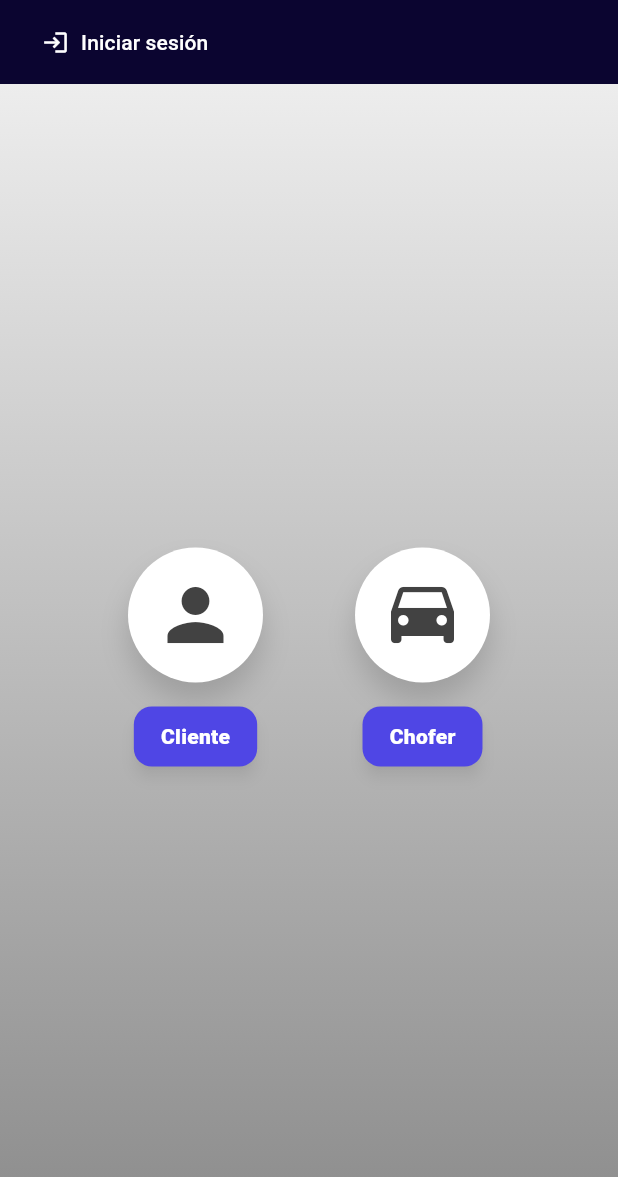
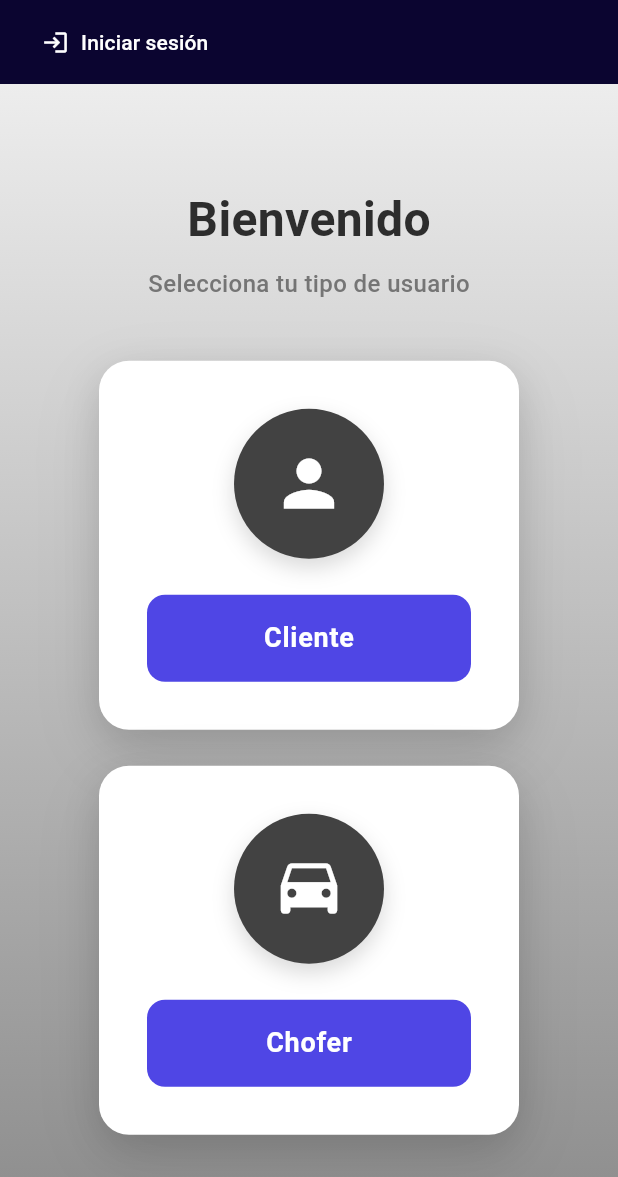
Before and after one commit to DiegoIgles/flutter-prueba, a Flutter app: the screen it shows after launch, on a phone screen of 412 x 824 dp. Shown: the top 1177 px of the screen. Run offline on Flutter 3.47's test engine with Material 3 defaults, Android fonts, the phone set to English and light mode, and no system bars; our stand-ins replace location.

Commit message:
home_page vertical

```diff
--- a/lib/pages/home_page.dart
+++ b/lib/pages/home_page.dart
@@ -43,13 +43,30 @@ class HomePage extends StatelessWidget {
           ),
         ),
         child: Center(
-          child: ConstrainedBox(
-            constraints: const BoxConstraints(maxWidth: 480),
+          child: SingleChildScrollView(
             child: Padding(
-              padding: const EdgeInsets.symmetric(horizontal: 24),
-              child: Row(
-                mainAxisAlignment: MainAxisAlignment.spaceEvenly,
+              padding: const EdgeInsets.symmetric(horizontal: 32, vertical: 20),
+              child: Column(
+                mainAxisAlignment: MainAxisAlignment.center,
                 children: [
+                  const Text(
+                    'Bienvenido',
+                    style: TextStyle(
+                      fontSize: 32,
+                      fontWeight: FontWeight.bold,
+                      color: Color(0xFF2D2D2D),
+                    ),
+                  ),
+                  const SizedBox(height: 8),
+                  Text(
+                    'Selecciona tu tipo de usuario',
+                    style: TextStyle(
+                      fontSize: 16,
+                      color: Colors.grey.shade600,
+                      fontWeight: FontWeight.w500,
+                    ),
+                  ),
+                  const SizedBox(height: 40),
                   _RoleCard(
                     icon: Icons.person,
                     label: 'Cliente',
@@ -57,17 +74,21 @@ class HomePage extends StatelessWidget {
                     onTap: () {
                       Navigator.push(
                         context,
-                        MaterialPageRoute(builder: (_) => const ClienteLoginPage()),
+                        MaterialPageRoute(
+                            builder: (_) => const ClienteLoginPage()),
                       );
                     },
                   ),
+                  const SizedBox(height: 24),
                   _RoleCard(
                     icon: Icons.drive_eta,
                     label: 'Chofer',
                     color: purple,
                     onTap: () {
                       ScaffoldMessenger.of(context).showSnackBar(
-                        const SnackBar(content: Text('Login de chofer aún no implementado')),
+                        const SnackBar(
+                            content:
+                                Text('Login de chofer aún no implementado')),
                       );
                     },
                   ),
@@ -96,47 +117,74 @@ class _RoleCard extends StatelessWidget {
 
   @override
   Widget build(BuildContext context) {
-    return Column(
+    return Container(
+      width: 280,
+      margin: const EdgeInsets.symmetric(horizontal: 16),
+      decoration: BoxDecoration(
+        color: Colors.white,
+        borderRadius: BorderRadius.circular(20),
+        boxShadow: [
+          BoxShadow(
+            blurRadius: 20,
+            offset: const Offset(0, 8),
+            color: Colors.black.withOpacity(0.12),
+          ),
+          BoxShadow(
+            blurRadius: 40,
+            offset: const Offset(0, 16),
+            color: Colors.black.withOpacity(0.08),
+          ),
+        ],
+      ),
+      child: Padding(
+        padding: const EdgeInsets.all(32),
+        child: Column(
           mainAxisSize: MainAxisSize.min,
           children: [
             Container(
-          width: 90,
-          height: 90,
+              width: 100,
+              height: 100,
               decoration: BoxDecoration(
-            color: Colors.white,
+                color: Colors.grey.shade800,
                 shape: BoxShape.circle,
                 boxShadow: [
                   BoxShadow(
-                blurRadius: 16,
-                offset: const Offset(0, 12),
+                    blurRadius: 12,
+                    offset: const Offset(0, 6),
                     color: Colors.black.withOpacity(0.15),
                   ),
                 ],
               ),
-          child: Icon(icon, size: 56, color: Colors.grey.shade800),
+              child: Icon(icon, size: 50, color: Colors.white),
             ),
-        const SizedBox(height: 12),
-        ElevatedButton(
+            const SizedBox(height: 24),
+            SizedBox(
+              width: double.infinity,
+              child: ElevatedButton(
                 style: ElevatedButton.styleFrom(
                   backgroundColor: color,
                   foregroundColor: Colors.white,
-            elevation: 4,
-            padding: const EdgeInsets.symmetric(horizontal: 18, vertical: 10),
+                  elevation: 0,
+                  padding: const EdgeInsets.symmetric(vertical: 16),
                   shape: RoundedRectangleBorder(
                     borderRadius: BorderRadius.circular(12),
                   ),
-            shadowColor: Colors.black.withOpacity(0.35),
+                  shadowColor: Colors.transparent,
                 ),
                 onPressed: onTap,
                 child: Text(
                   label,
                   style: const TextStyle(
-              fontWeight: FontWeight.w800,
-              letterSpacing: 0.2,
+                    fontSize: 18,
+                    fontWeight: FontWeight.w700,
+                    letterSpacing: 0.5,
+                  ),
                 ),
               ),
             ),
           ],
+        ),
+      ),
     );
   }
 }
```
Lines whose indentation alone changed are shown as unchanged.
